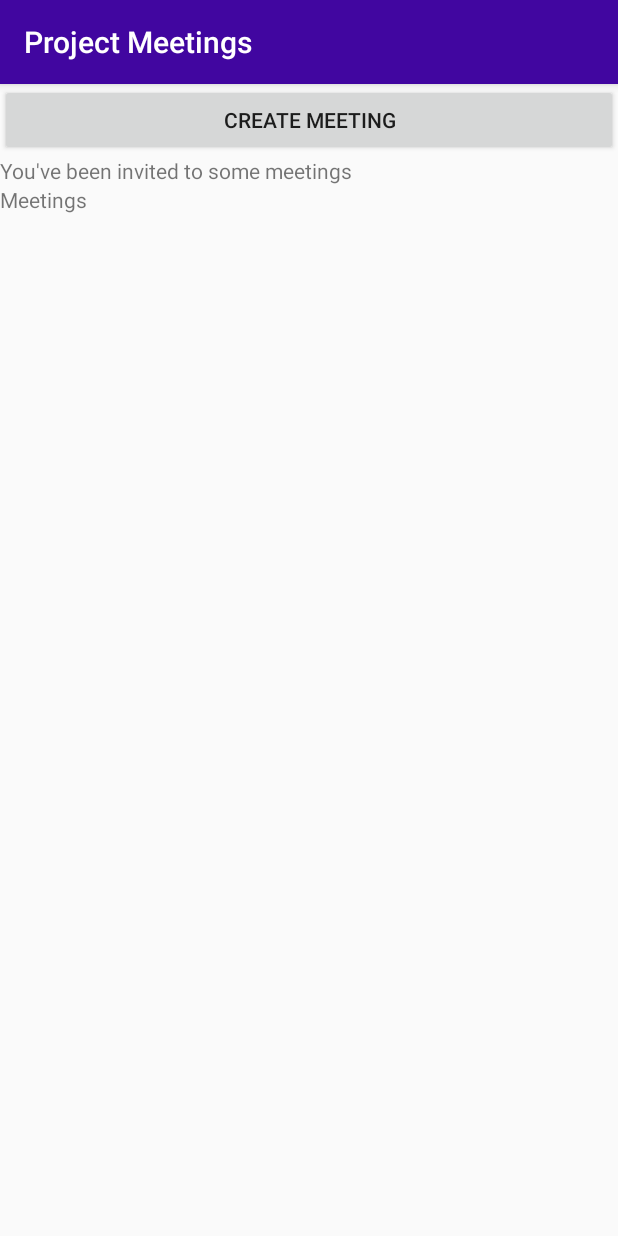
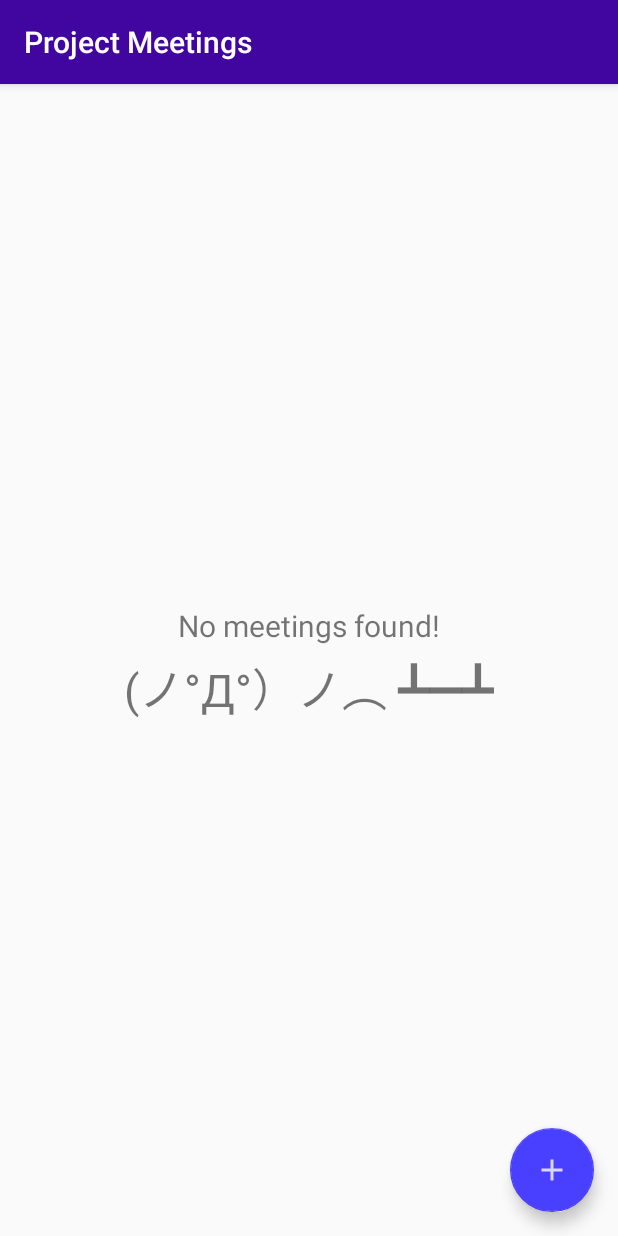
Before and after one commit to blakedgordon/ProjectMeetings-android, an Android app: the MeetingListActivity screen opened directly, with no data from a screen before it, on a phone screen of 412 x 824 dp. Run offline under Robolectric (Android 15) with nearby library versions, the phone set to English and light mode, and no system bars; our stand-ins replace Firebase (no records; nobody signed in at launch, a user with empty details on screens opened directly); libraries missing offline, so code that uses them is left out: org.slf4j; 5 statements that could not run were skipped.

Commit message:
Styled Meeting ListView

```diff
--- a/app/src/main/java/edu/calbaptist/android/projectmeetings/CurrentMeetingsFragment.java
+++ b/app/src/main/java/edu/calbaptist/android/projectmeetings/CurrentMeetingsFragment.java
@@ -8,6 +8,8 @@ import android.view.LayoutInflater;
 import android.view.View;
 import android.view.ViewGroup;
 import android.widget.ArrayAdapter;
+import android.widget.ProgressBar;
+import android.widget.RelativeLayout;
 
 import com.google.firebase.database.DataSnapshot;
 import com.google.firebase.database.DatabaseError;
@@ -75,6 +77,10 @@ public class CurrentMeetingsFragment extends ListFragment {
                     }
                 }
 
+                ProgressBar spinner = (ProgressBar) getActivity().findViewById(R.id.loadingMeetingsSpinner);
+                spinner.setVisibility(View.GONE);
+
+                if(meetings.size() > 0) {
                     for(Meeting m : meetings){
                         String name = m.getName() + "\n" + m.getObjective() +  "\n" +
                                 unixToDateTime(m.getTime());
@@ -82,6 +88,10 @@ public class CurrentMeetingsFragment extends ListFragment {
                     }
                     ArrayAdapter adapter = new MeetingListAdapter(getActivity(), meetings);
                     setListAdapter(adapter);
+                } else {
+                    RelativeLayout rel = getActivity().findViewById(R.id.no_meetings);
+                    rel.setVisibility(View.VISIBLE);
+                }
             }
 
 
--- a/app/src/main/java/edu/calbaptist/android/projectmeetings/MeetingListActivity.java
+++ b/app/src/main/java/edu/calbaptist/android/projectmeetings/MeetingListActivity.java
@@ -6,6 +6,7 @@ import android.content.SharedPreferences;
 import android.os.AsyncTask;
 import android.os.Bundle;
 import android.support.annotation.NonNull;
+import android.support.design.widget.FloatingActionButton;
 import android.support.v7.app.AppCompatActivity;
 import android.util.Log;
 import android.view.View;
@@ -28,7 +29,7 @@ import edu.calbaptist.android.projectmeetings.Exceptions.RestClientException;
 public class MeetingListActivity extends AppCompatActivity{
 
     private static final String TAG = "MeetingListActivity";
-    private Button newMeeting;
+    private FloatingActionButton newMeeting;
     final static SharedPreferences prefs = App.context.getSharedPreferences(
             "edu.calbaptist.android.projectmeetings.Account_Name",
             Context.MODE_PRIVATE);
@@ -45,7 +46,6 @@ public class MeetingListActivity extends AppCompatActivity{
                 switchActivity(MeetingCreationActivity.class);
             }
         });
-
     }
 
     private void switchActivity(Class activity){
--- a/app/src/main/res/layout/activity_folderview.xml
+++ b/app/src/main/res/layout/activity_folderview.xml
@@ -6,18 +6,11 @@
     android:layout_height="match_parent"
     tools:context="edu.calbaptist.android.projectmeetings.FolderViewActivity">
 
-    <TextView
-        android:id="@+id/SelectFolder"
-        android:layout_width="match_parent"
-        android:layout_height="wrap_content"
-        android:text="@string/selectFolders" />
-
     <Button
         android:id="@+id/CreateFolder"
         android:layout_width="match_parent"
         android:layout_height="wrap_content"
-        android:text="@string/create_folder"
-        android:layout_below="@id/SelectFolder" />
+        android:text="@string/create_folder"/>
 
     <fragment
         android:id="@+id/fragment1"
@@ -26,5 +19,4 @@
         android:layout_height="match_parent"
         android:layout_below="@id/CreateFolder" />
 
-
 </RelativeLayout>
--- a/app/src/main/res/layout/activity_meetinglist.xml
+++ b/app/src/main/res/layout/activity_meetinglist.xml
@@ -1,44 +1,78 @@
 <?xml version="1.0" encoding="utf-8"?>
-<RelativeLayout xmlns:android="http://schemas.android.com/apk/res/android"
+<android.support.design.widget.CoordinatorLayout xmlns:android="http://schemas.android.com/apk/res/android"
+    xmlns:app="http://schemas.android.com/apk/res-auto"
+    android:layout_width="match_parent"
+    android:layout_height="match_parent"
     xmlns:tools="http://schemas.android.com/tools"
-    xmlns:app="http://schemas.android.com/apk/res-auto"
+    tools:context="edu.calbaptist.android.projectmeetings.MeetingListActivity">
+
+    <RelativeLayout
         android:orientation="vertical"
         android:layout_width="match_parent"
-    android:layout_height="match_parent"
-    tools:context="edu.calbaptist.android.projectmeetings.MeetingListActivity">
+        android:layout_height="match_parent">
 
-    <Button
-        android:id="@+id/CreateMeeting"
-        android:layout_width="match_parent"
+        <!--<Button-->
+            <!--android:id="@+id/CreateMeeting"-->
+            <!--android:layout_width="match_parent"-->
+            <!--android:layout_height="wrap_content"-->
+            <!--android:text="@string/createMeeting" />-->
+
+        <ProgressBar
+            android:id="@+id/loadingMeetingsSpinner"
+            style="?android:attr/progressBarStyle"
+            android:layout_width="wrap_content"
             android:layout_height="wrap_content"
-        android:text="@string/createMeeting" />
+            android:layout_below="@+id/no_meetings"
+            android:layout_centerInParent="true"
+            android:indeterminate="true"
+            android:layout_margin="10dp"/>
+
+        <RelativeLayout
+            android:id="@+id/no_meetings"
+            android:layout_width="wrap_content"
+            android:layout_height="wrap_content"
+            android:layout_centerInParent="true"
+            android:orientation="vertical"
+            android:layout_margin="10dp"
+            android:visibility="gone">
 
             <TextView
-        android:id="@+id/Invites"
-        android:layout_width="match_parent"
+                android:id="@+id/text_no_meetings_found"
+                android:layout_width="wrap_content"
                 android:layout_height="wrap_content"
-        android:text="@string/invites"
-        android:layout_below="@id/CreateMeeting"/>
-
-    <!--<fragment-->
-    <!--android:layout_width="match_parent"-->
-    <!--android:layout_height="wrap_content"/>-->
+                android:layout_centerHorizontal="true"
+                android:text="@string/noMeetingsFound"
+                android:textSize="20dp"
+                android:layout_margin="5dp"/>
 
             <TextView
-        android:id="@+id/currentMeetings"
-        android:layout_width="match_parent"
+                android:id="@+id/table_flip"
+                android:layout_width="wrap_content"
                 android:layout_height="wrap_content"
-        android:text="@string/current_meetings"
-        android:layout_below="@id/Invites"/>
+                android:text="@string/tableFlip"
+                android:textSize="30dp"
+                android:layout_below="@id/text_no_meetings_found"/>
+        </RelativeLayout>
 
         <fragment
             android:id="@+id/fragment1"
             android:name="edu.calbaptist.android.projectmeetings.CurrentMeetingsFragment"
             android:layout_width="match_parent"
             android:layout_height="match_parent"
-        android:layout_below="@id/currentMeetings" />
-
-
+            android:layout_below="@id/no_meetings" />
 
 
     </RelativeLayout>
+
+    <android.support.design.widget.FloatingActionButton
+        android:id="@+id/CreateMeeting"
+        android:layout_width="wrap_content"
+        android:layout_height="wrap_content"
+        android:layout_gravity="bottom|right"
+        android:layout_margin="16dp"
+        android:clickable="true"
+        android:src="@drawable/ic_add_light"
+        app:fabSize="normal"
+        app:rippleColor="@android:color/background_light"/>
+
+</android.support.design.widget.CoordinatorLayout>
--- a/app/src/main/res/values/strings.xml
+++ b/app/src/main/res/values/strings.xml
@@ -23,6 +23,8 @@
     <string name="length">Enter length of meeting in minutes</string>
     <string name="submit">Submit</string>
     <string name="createMeeting">Create Meeting</string>
+    <string name="noMeetingsFound">No meetings found!</string>
+    <string name="tableFlip">(ノ°Д°）ノ︵ ┻━┻</string>
     <string name="invites">You\'ve been invited to some meetings</string>
     <string name="http_endpoint">http://ec2-34-226-155-228.compute-1.amazonaws.com:8080</string>
     <string name="ws_endpoint">ws://ec2-34-226-155-228.compute-1.amazonaws.com:8080/socket/websocket</string>
```
Also changed, not shown: app/src/main/res/drawable-hdpi/ic_add_light.png (added), app/src/main/res/drawable-mdpi/ic_add_light.png (added), app/src/main/res/drawable-xhdpi/ic_add_light.png (added), app/src/main/res/drawable-xxhdpi/ic_add_light.png (added). Lines whose indentation alone changed are shown as unchanged.
